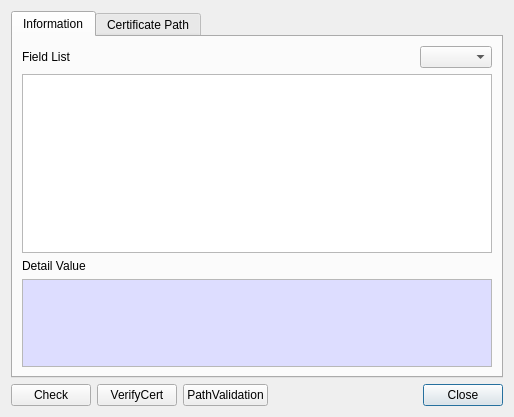
This is CertMan/cert_info_dlg.ui in jykim74/CertMan as Qt 5 draws it before an edit. The edited form follows.
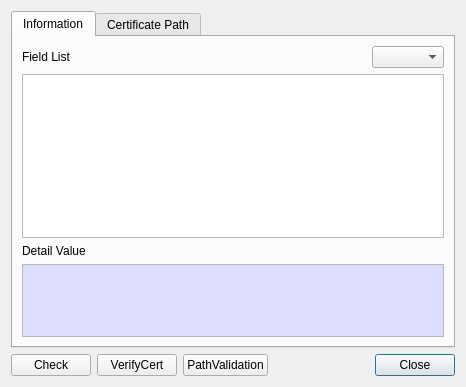
This is the edited form. The open tabs and pages were chosen to show the change.

Diff of the .ui file:
```diff
--- a/CertMan/cert_info_dlg.ui
+++ b/CertMan/cert_info_dlg.ui
@@ -6,8 +6,8 @@
    <rect>
     <x>0</x>
     <y>0</y>
-    <width>514</width>
-    <height>417</height>
+    <width>466</width>
+    <height>387</height>
    </rect>
   </property>
   <property name="windowTitle">
@@ -82,7 +82,14 @@
         </widget>
        </item>
        <item row="2" column="0">
-        <widget class="QTableWidget" name="mFieldTable"/>
+        <widget class="QTableWidget" name="mFieldTable">
+         <property name="minimumSize">
+          <size>
+           <width>0</width>
+           <height>160</height>
+          </size>
+         </property>
+        </widget>
        </item>
        <item row="0" column="0">
         <layout class="QGridLayout" name="gridLayout_4">
```
Left out of the diff: 6 changed lines with no effect on the pictures.
